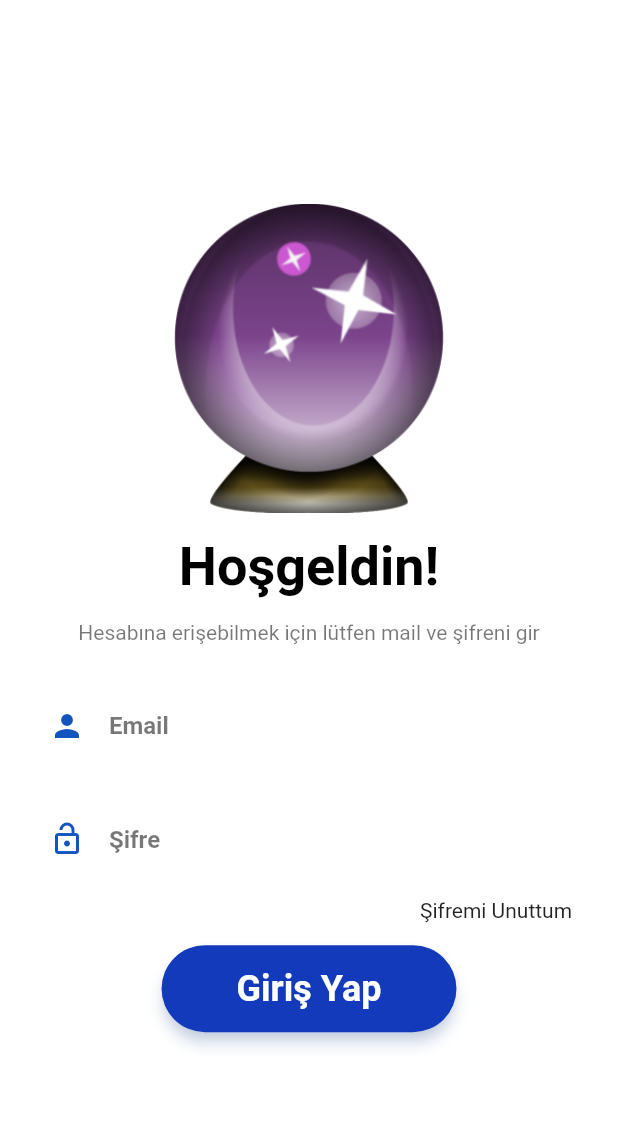
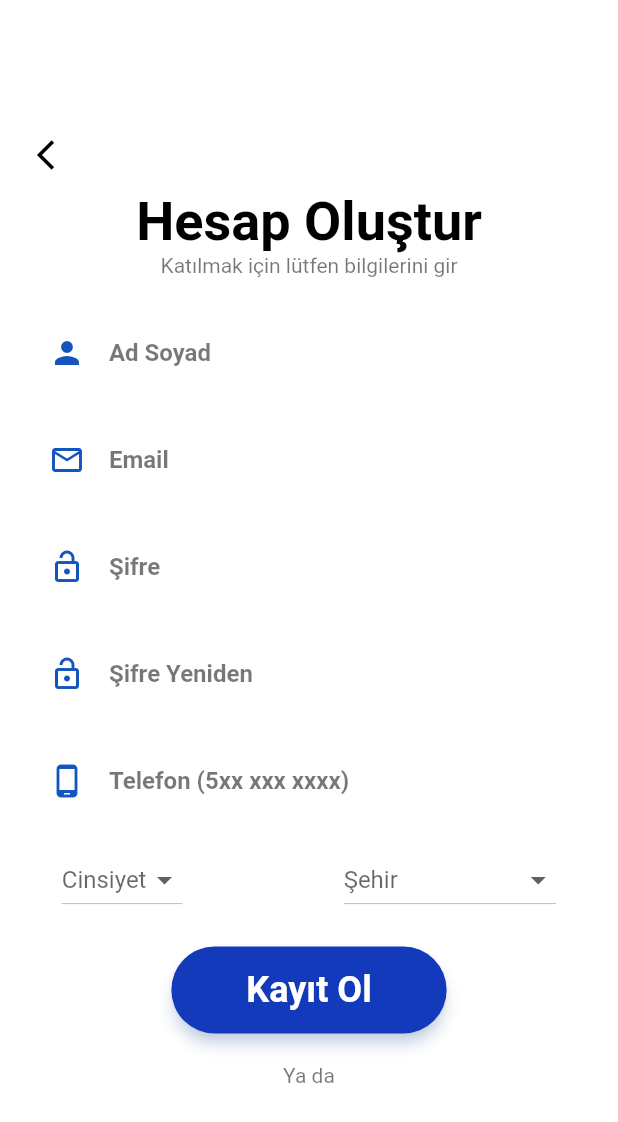
Before and after one commit to haktanoker/Meetime-App, a Flutter app: the screen it shows after launch, on a phone screen of 412 x 824 dp. Shown: the top 1122 px of the screen. Run offline on Flutter 3.47's test engine with Material 2 defaults, Android fonts, the light colour scheme and no system bars; our stand-ins replace firebase_core; accounts and stored records are empty.

Commit message:
Register sayfası bitti

```diff
--- /dev/null
+++ b/lib/core/project_classes.dart
@@ -0,0 +1,93 @@
+import 'package:comeon/core/project_utilitys.dart';
+import 'package:flutter/material.dart';
+import 'package:flutter/services.dart';
+
+// Login & Register Page İnput Creater Class
+class createInput extends StatelessWidget {
+  const createInput({
+    Key? key,
+    required TextEditingController emailController,
+    required this.inputName,
+    required this.iconName,
+    this.keyboardType,
+    this.maxKarakter,
+    this.sifreGizle = false,
+  })  : _emailController = emailController,
+        super(key: key);
+
+  final TextEditingController _emailController;
+  final String inputName;
+  final TextInputType? keyboardType;
+  final IconData iconName;
+  final bool sifreGizle;
+  final int? maxKarakter;
+
+  @override
+  Widget build(BuildContext context) {
+    return Column(
+      children: [
+        Container(
+          width: (MediaQuery.of(context).size).width * .9,
+          child: TextField(
+            obscureText: sifreGizle,
+            controller: _emailController,
+            inputFormatters: [
+              LengthLimitingTextInputFormatter(maxKarakter),
+              FilteringTextInputFormatter.deny(RegExp('[!?"\'+-]')),
+            ],
+            style: TextStyle(
+              color: ProjectColors.MainColor,
+              fontWeight: FontWeight.bold,
+            ),
+            cursorColor: ProjectColors.MainColor,
+            keyboardType:
+                keyboardType, //TextInputType.emailAddress şeklinde tanımlanıyor
+            decoration: InputDecoration(
+              prefixIcon: Icon(
+                iconName,
+                color: ProjectColors.MainColor,
+              ),
+              filled: true,
+              fillColor: Colors.white,
+              border: OutlineInputBorder(
+                borderRadius: BorderRadius.circular(40.0),
+              ),
+              hintText: inputName,
+              prefixText: ' ',
+              hintStyle: TextStyle(color: ProjectColors.TextGray),
+              focusedBorder: OutlineInputBorder(
+                borderRadius: BorderRadius.circular(40.0),
+                borderSide: BorderSide(
+                  width: 2.0,
+                  color: ProjectColors.MainColor,
+                ),
+              ),
+              enabledBorder: OutlineInputBorder(
+                borderRadius: BorderRadius.circular(40.0),
+                borderSide: const BorderSide(color: Colors.white),
+              ),
+            ),
+          ),
+        ),
+        const sizedBoxCreater(height: .03),
+      ],
+    );
+  }
+}
+
+// Sized Box Creater Class
+class sizedBoxCreater extends StatelessWidget {
+  const sizedBoxCreater({
+    Key? key,
+    required this.height,
+  }) : super(key: key);
+
+  final double height;
+
+  @override
+  Widget build(BuildContext context) {
+    return SizedBox(
+      height: (MediaQuery.of(context).size).width * height,
+    );
+  }
+}
--- a/lib/core/project_utilitys.dart
+++ b/lib/core/project_utilitys.dart
@@ -9,3 +9,87 @@ class ProjectColors {
 class ProjectPaddings {
   final v15 = const EdgeInsets.symmetric(vertical: 15);
 }
+
+List<String> cityList = [
+  'Adana',
+  'Adıyaman',
+  'Afyonkarahisar',
+  'Ağrı',
+  'Aksaray',
+  'Amasya',
+  'Ankara',
+  'Antalya',
+  'Ardahan',
+  'Artvin',
+  'Aydın',
+  'Balıkesir',
+  'Bartın',
+  'Batman',
+  'Bayburt',
+  'Bilecik',
+  'Bingöl',
+  'Bitlis',
+  'Bolu',
+  'Burdur',
+  'Bursa',
+  'Çanakkale',
+  'Çankırı',
+  'Çorum',
+  'Denizli',
+  'Diyarbakır',
+  'Düzce',
+  'Edirne',
+  'Elazığ',
+  'Erzincan',
+  'Erzurum',
+  'Eskişehir',
+  'Gaziantep',
+  'Giresun',
+  'Gümüşhane',
+  'Hakkâri',
+  'Hatay',
+  'Iğdır',
+  'Isparta',
+  'İstanbul',
+  'İzmir',
+  'Kahramanmaraş',
+  'Karabük',
+  'Karaman',
+  'Kars',
+  'Kastamonu',
+  'Kayseri',
+  'Kırıkkale',
+  'Kırklareli',
+  'Kırşehir',
+  'Kilis',
+  'Kocaeli',
+  'Konya',
+  'Kütahya',
+  'Malatya',
+  'Manisa',
+  'Mardin',
+  'Mersin',
+  'Muğla',
+  'Muş',
+  'Nevşehir',
+  'Niğde',
+  'Ordu',
+  'Osmaniye',
+  'Rize',
+  'Sakarya',
+  'Samsun',
+  'Şanlıurfa',
+  'Siirt',
+  'Sinop',
+  'Sivas',
+  'Şırnak',
+  'Tekirdağ',
+  'Tokat',
+  'Trabzon',
+  'Tunceli',
+  'Uşak',
+  'Van',
+  'Yalova',
+  'Yozgat',
+  'Zonguldak',
+];
--- a/lib/main.dart
+++ b/lib/main.dart
@@ -1,6 +1,8 @@
 import 'package:comeon/pages/login_page.dart';
+import 'package:comeon/pages/register_page.dart';
 import 'package:flutter/material.dart';
 import 'package:flutter/services.dart';
+import 'package:firebase_core/firebase_core.dart';
 
 void main() {
   runApp(const MyApp());
@@ -19,7 +21,7 @@ class MyApp extends StatelessWidget {
         progressIndicatorTheme:
             const ProgressIndicatorThemeData(color: Colors.black),
       ),
-      home: loginPage(),
+      home: registerPage(),
     );
   }
 }
--- a/lib/pages/login_page.dart
+++ b/lib/pages/login_page.dart
@@ -1,5 +1,8 @@
 import 'package:comeon/core/project_utilitys.dart';
+import 'package:comeon/pages/register_page.dart';
 import 'package:flutter/material.dart';
+
+import '../core/project_classes.dart';
 
 class loginPage extends StatefulWidget {
   const loginPage({super.key});
@@ -45,88 +48,18 @@ class _loginPageState extends State<loginPage> {
                   color: ProjectColors.TextGray,
                 ),
               ),
-              SizedBox(
-                height: size.height * 0.03,
-              ),
-              Container(
-                width: size.width * .9,
-                child: TextField(
-                  controller: _emailController,
-                  style: TextStyle(
-                    color: ProjectColors.MainColor,
-                    fontWeight: FontWeight.bold,
-                  ),
-                  cursorColor: ProjectColors.MainColor,
-                  keyboardType: TextInputType.emailAddress,
-                  decoration: InputDecoration(
-                    prefixIcon: Icon(
-                      Icons.person,
-                      color: ProjectColors.MainColor,
-                    ),
-                    filled: true,
-                    fillColor: Colors.white,
-                    border: OutlineInputBorder(
-                      borderRadius: BorderRadius.circular(40.0),
-                    ),
-                    hintText: 'Email',
-                    prefixText: ' ',
-                    hintStyle: TextStyle(color: ProjectColors.TextGray),
-                    // focusColor: Colors.red,
-                    focusedBorder: OutlineInputBorder(
-                      borderRadius: BorderRadius.circular(40.0),
-                      borderSide: BorderSide(
-                        width: 2.0,
-                        color: ProjectColors.MainColor,
-                      ),
-                    ),
-                    enabledBorder: OutlineInputBorder(
-                      borderRadius: BorderRadius.circular(40.0),
-                      borderSide: const BorderSide(color: Colors.white),
-                    ),
-                  ),
-                ),
-              ),
-              SizedBox(
-                height: size.height * 0.02,
-              ),
-              Container(
-                width: size.width * .9,
-                child: TextField(
-                  obscureText: true,
-                  controller: _passwordController,
-                  style: TextStyle(
-                    color: ProjectColors.MainColor,
-                    fontWeight: FontWeight.bold,
-                  ),
-                  cursorColor: ProjectColors.MainColor,
-                  decoration: InputDecoration(
-                    prefixIcon: Icon(
-                      Icons.lock_open_outlined,
-                      color: ProjectColors.MainColor,
-                    ),
-                    filled: true,
-                    fillColor: Colors.white,
-                    border: OutlineInputBorder(
-                      borderRadius: BorderRadius.circular(40.0),
-                    ),
-                    hintText: 'Şifre',
-                    prefixText: ' ',
-                    hintStyle: TextStyle(color: ProjectColors.TextGray),
-                    // focusColor: Colors.red,
-                    focusedBorder: OutlineInputBorder(
-                      borderRadius: BorderRadius.circular(40.0),
-                      borderSide: BorderSide(
-                        width: 2.0,
-                        color: ProjectColors.MainColor,
-                      ),
-                    ),
-                    enabledBorder: OutlineInputBorder(
-                      borderRadius: BorderRadius.circular(40.0),
-                      borderSide: const BorderSide(color: Colors.white),
-                    ),
-                  ),
-                ),
-              ),
+              const sizedBoxCreater(height: .03),
+              createInput(
+                  emailController: _emailController,
+                  inputName: 'Email',
+                  iconName: Icons.person,
+                  keyboardType: TextInputType.emailAddress),
+              const sizedBoxCreater(height: .02),
+              createInput(
+                  emailController: _passwordController,
+                  inputName: 'Şifre',
+                  iconName: Icons.lock_open_outlined,
+                  sifreGizle: true),
               Padding(
                 padding: const EdgeInsets.fromLTRB(0, 10.0, 20.0, 15.0),
                 child: Container(
@@ -145,9 +78,7 @@ class _loginPageState extends State<loginPage> {
                   elevation: 4.0,
                   shadowColor: ProjectColors.MainColor.withOpacity(0.4),
                 ),
-                onPressed: () {
-                  // Butona tıklanınca gerçekleşecek işlemler
-                },
+                onPressed: () {},
                 child: const Text(
                   'Giriş Yap',
                   style: TextStyle(
@@ -156,6 +87,56 @@ class _loginPageState extends State<loginPage> {
                     fontSize: 24,
                   ),
                 ),
+              ),
+              Padding(
+                padding: const EdgeInsets.symmetric(vertical: 20.0),
+                child: Text(
+                  'Ya da',
+                  style: TextStyle(
+                    fontSize: 14,
+                    color: ProjectColors.TextGray,
+                  ),
+                ),
+              ),
+              Row(
+                mainAxisAlignment: MainAxisAlignment.center,
+                children: [
+                  const Text('Henüz kayıtlı değil misin?'),
+                  const SizedBox(width: 5.0),
+                  InkWell(
+                    onTap: () {
+                      Navigator.push(
+                        context,
+                        PageRouteBuilder(
+                          transitionDuration: Duration(milliseconds: 750),
+                          pageBuilder:
+                              (context, animation, secondaryAnimation) =>
+                                  registerPage(),
+                          transitionsBuilder:
+                              (context, animation, secondaryAnimation, child) {
+                            var begin = Offset(3.0, 0.0);
+                            var end = Offset.zero;
+                            var curve = Curves.ease;
+                            var tween = Tween(begin: begin, end: end)
+                                .chain(CurveTween(curve: curve));
+
+                            return SlideTransition(
+                              position: animation.drive(tween),
+                              child: child,
+                            );
+                          },
+                        ),
+                      );
+                    },
+                    child: Text(
+                      'Kayıt Ol',
+                      style: TextStyle(
+                        color: ProjectColors.MainColor,
+                        fontWeight: FontWeight.bold,
+                      ),
+                    ),
+                  ),
+                ],
               )
             ],
           ),
--- /dev/null
+++ b/lib/pages/register_page.dart
@@ -0,0 +1,236 @@
+import 'package:comeon/core/project_utilitys.dart';
+import 'package:comeon/pages/login_page.dart';
+import 'package:flutter/material.dart';
+import '../core/project_classes.dart';
+
+class registerPage extends StatefulWidget {
+  const registerPage({super.key});
+
+  @override
+  State<registerPage> createState() => _registerPageState();
+}
+
+class _registerPageState extends State<registerPage> {
+  final TextEditingController _nameController = TextEditingController();
+  final TextEditingController _emailController = TextEditingController();
+  final TextEditingController _passwordController = TextEditingController();
+  final TextEditingController _againpasswordController =
+      TextEditingController();
+  final TextEditingController _phoneController = TextEditingController();
+  String? selectedGender;
+  String? selectedCity;
+
+  @override
+  Widget build(BuildContext context) {
+    var size = MediaQuery.of(context).size;
+    return Scaffold(
+      backgroundColor: Color.fromARGB(250, 255, 255, 255),
+      body: Center(
+        child: SingleChildScrollView(
+          child: SafeArea(
+            child: Column(
+              mainAxisAlignment: MainAxisAlignment.center,
+              crossAxisAlignment: CrossAxisAlignment.center,
+              children: [
+// Geri Dönüş Butonu Başlangıç
+                Row(
+                  mainAxisAlignment: MainAxisAlignment.start,
+                  children: [
+                    ElevatedButton(
+                      onPressed: () {
+                        Navigator.push(
+                          context,
+                          PageRouteBuilder(
+                            transitionDuration: Duration(milliseconds: 750),
+                            pageBuilder: (context, animation,
+                                    secondaryAnimation) =>
+                                loginPage(), // Geçiş yapılacak hedef sayfanın adını buraya yazın
+                            transitionsBuilder: (context, animation,
+                                secondaryAnimation, child) {
+                              var begin = Offset(-3.0, 0.0);
+                              var end = Offset.zero;
+                              var curve = Curves.ease;
+
+                              var tween = Tween(begin: begin, end: end)
+                                  .chain(CurveTween(curve: curve));
+
+                              return SlideTransition(
+                                position: animation.drive(tween),
+                                child: child,
+                              );
+                            },
+                          ),
+                        );
+                      },
+                      style: ElevatedButton.styleFrom(
+                        padding: EdgeInsets.zero,
+                        shape: const CircleBorder(),
+                        backgroundColor: Colors.transparent,
+                        elevation: 0,
+                      ),
+                      child: const Padding(
+                        padding: EdgeInsets.only(left: 9.0),
+                        child: Icon(
+                          Icons.arrow_back_ios,
+                          color: Colors.black,
+                        ),
+                      ),
+                    ),
+                  ],
+                ),
+// Geri Dönüş Butonu Bitiş
+// Hesap Oluştur Yazıları Başlangıç
+                const Text(
+                  'Hesap Oluştur',
+                  style: TextStyle(
+                    fontSize: 36,
+                    fontWeight: FontWeight.bold,
+                    color: Colors.black,
+                  ),
+                ),
+                Text(
+                  'Katılmak için lütfen bilgilerini gir',
+                  style: TextStyle(
+                    fontSize: 14,
+                    color: ProjectColors.TextGray,
+                  ),
+                ),
+// Hesap Oluştur Yazıları Bitiş
+                const sizedBoxCreater(height: 0.05),
+// İnputlar Başlangıç
+                // Ad Soyad
+                createInput(
+                  emailController: _nameController,
+                  inputName: 'Ad Soyad',
+                  iconName: Icons.person,
+                  keyboardType: TextInputType.name,
+                  maxKarakter: 30,
+                ),
+                // Email
+                createInput(
+                  emailController: _emailController,
+                  inputName: 'Email',
+                  iconName: Icons.mail_outline_outlined,
+                  keyboardType: TextInputType.emailAddress,
+                  maxKarakter: 40,
+                ),
+                // Şifre
+                createInput(
+                  emailController: _passwordController,
+                  inputName: 'Şifre',
+                  iconName: Icons.lock_open_outlined,
+                  sifreGizle: true,
+                  maxKarakter: 20,
+                ),
+                // Şifre Yeniden
+                createInput(
+                  emailController: _againpasswordController,
+                  inputName: 'Şifre Yeniden',
+                  iconName: Icons.lock_open_outlined,
+                  sifreGizle: true,
+                  maxKarakter: 20,
+                ),
+                // Telefon
+                createInput(
+                  emailController: _phoneController,
+                  inputName: 'Telefon (5xx xxx xxxx)',
+                  iconName: Icons.phone_android_outlined,
+                  keyboardType: TextInputType.phone,
+                  maxKarakter: 10,
+                ),
+                // Cinsiyet ve Şehir Seçimi Başlangıç
+                Container(
+                  width: size.width * .8,
+                  child: Row(
+                    mainAxisAlignment: MainAxisAlignment.spaceBetween,
+                    children: [
+                      // Cinsiyet Seçimi Başlangıç
+                      Container(
+                        alignment: Alignment.centerLeft,
+                        child: DropdownButton<String>(
+                          value: selectedGender,
+                          hint: Text('Cinsiyet'),
+                          onChanged: (String? newValue) {
+                            setState(() {
+                              selectedGender = newValue;
+                            });
+                          },
+                          items: <String>['Erkek', 'Kadın']
+                              .map<DropdownMenuItem<String>>((String value) {
+                            return DropdownMenuItem<String>(
+                              value: value,
+                              child: Text(value),
+                            );
+                          }).toList(),
+                        ),
+                      ),
+                      // Cinsiyet Seçimi Bitiş
+                      // Şehir Seçimi Başlangıç
+                      Container(
+                        alignment: Alignment.centerLeft,
+                        child: DropdownButton<String>(
+                          value: selectedCity,
+                          hint: Text('Şehir'),
+                          items: cityList.map((String city) {
+                            return DropdownMenuItem<String>(
+                              value: city,
+                              child: Text(city),
+                            );
+                          }).toList(),
+                          onChanged: (String? newValue) {
+                            setState(() {
+                              selectedCity = newValue;
+                            });
+                          },
+                        ),
+                      ),
+                      // Şehir Seçimi Bitiş
+                    ],
+                  ),
+                ),
+                // Cinsiyet ve Şehir Seçimi Bitiş
+// İnputlar Bitiş
+                const sizedBoxCreater(height: 0.05),
+// Kayıt Ol Butonu Başlangıç
+                ElevatedButton(
+                  style: ElevatedButton.styleFrom(
+                    backgroundColor: ProjectColors.DarkMainColor,
+                    shape: RoundedRectangleBorder(
+                      borderRadius: BorderRadius.circular(40.0),
+                    ),
+                    padding: const EdgeInsets.symmetric(
+                        vertical: 15, horizontal: 50),
+                    elevation: 4.0,
+                    shadowColor: ProjectColors.MainColor.withOpacity(0.4),
+                  ),
+                  onPressed: () {
+                    // Butona tıklanınca gerçekleşecek işlemler
+                  },
+                  child: const Text(
+                    'Kayıt Ol',
+                    style: TextStyle(
+                      color: Colors.white,
+                      fontWeight: FontWeight.bold,
+                      fontSize: 24,
+                    ),
+                  ),
+                ),
+// Kayıt Ol Butonu Bitiş
+                Padding(
+                  padding: const EdgeInsets.symmetric(vertical: 20.0),
+                  child: Text(
+                    'Ya da',
+                    style: TextStyle(
+                      fontSize: 14,
+                      color: ProjectColors.TextGray,
+                    ),
+                  ),
+                ),
+              ],
+            ),
+          ),
+        ),
+      ),
+    );
+  }
+}
--- a/pubspec.yaml
+++ b/pubspec.yaml
@@ -35,6 +35,8 @@ dependencies:
   # The following adds the Cupertino Icons font to your application.
   # Use with the CupertinoIcons class for iOS style icons.
   cupertino_icons: ^1.0.2
+  firebase_auth: ^4.6.3
+  firebase_core: ^2.14.0
 
 dev_dependencies:
   flutter_test:
```
Also changed, not shown: pubspec.lock, 6 other files.
